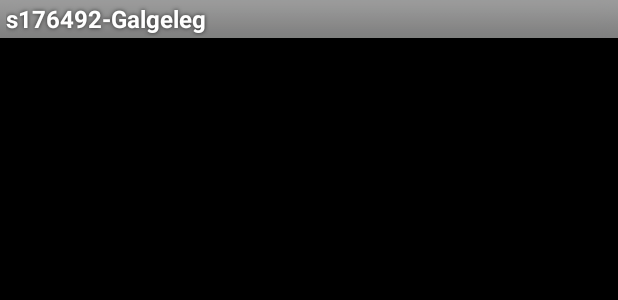
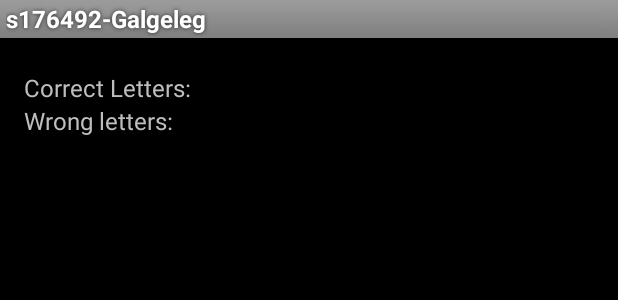
Before and after one commit to M0-AR/Galgeleg-android, an Android app: the layout show_result.xml on its own in the app's theme, with its tools: preview values and no code run, on a phone screen of 412 x 824 dp. Shown: the top 300 px of the screen. Run offline under Robolectric (Android 15) with nearby library versions, the phone set to English and light mode, and no system bars.

Commit message:
Passing Correct and wrong letters that user typed to ResultActivity

```diff
--- a/app/src/main/res/layout/show_result.xml
+++ b/app/src/main/res/layout/show_result.xml
@@ -2,7 +2,8 @@
 <RelativeLayout
     xmlns:android="http://schemas.android.com/apk/res/android"
     android:layout_width="match_parent"
-    android:layout_height="match_parent">
+    android:layout_height="match_parent"
+    >
 
     <TextView
         android:id="@+id/textView1"
@@ -10,4 +11,23 @@
         android:layout_height="wrap_content"
         android:layout_marginStart="16dp"
         android:layout_marginEnd="16dp" />
+
+    <TextView
+        android:id="@+id/textView2"
+        android:text="@string/correct_letters"
+        android:layout_width="match_parent"
+        android:layout_height="wrap_content"
+        android:layout_marginStart="16dp"
+        android:layout_marginEnd="16dp"
+        android:layout_below="@+id/textView1"
+        />
+
+    <TextView
+        android:id="@+id/textView3"
+        android:text="@string/wrong_letters"
+        android:layout_width="match_parent"
+        android:layout_height="wrap_content"
+        android:layout_marginStart="16dp"
+        android:layout_marginEnd="16dp"
+        android:layout_below="@+id/textView2"/>
 </RelativeLayout>
--- a/app/src/main/res/values/strings.xml
+++ b/app/src/main/res/values/strings.xml
@@ -7,4 +7,6 @@
     <string name="wrong_letter"> is wrong</string>
     <string name="win_message">Number Of Trials</string>
     <string name="lose_message">You have lost! The word was: </string>
+    <string name="correct_letters">"Correct Letters: "</string>
+    <string name="wrong_letters">"Wrong letters: "</string>
 </resources>
```
Also changed, not shown: app/src/main/java/com/example/galgeleg/MainActivity.java (+14 -6 lines), app/src/main/java/com/example/galgeleg/ResultActivity.java (+13 -4 lines).
